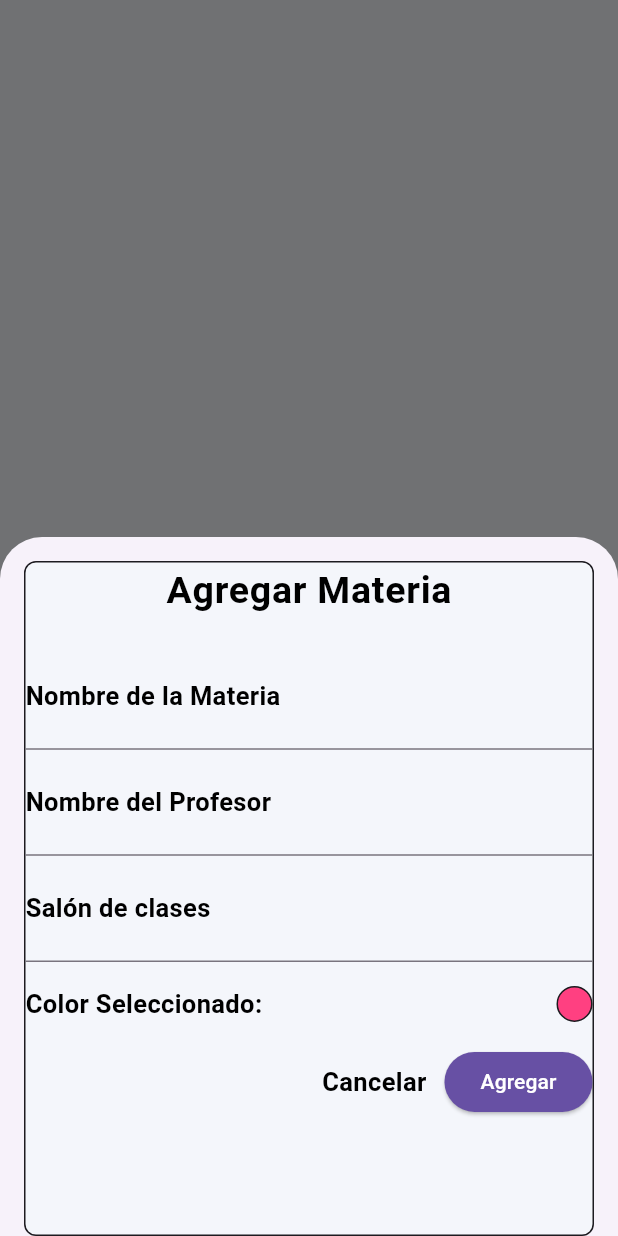
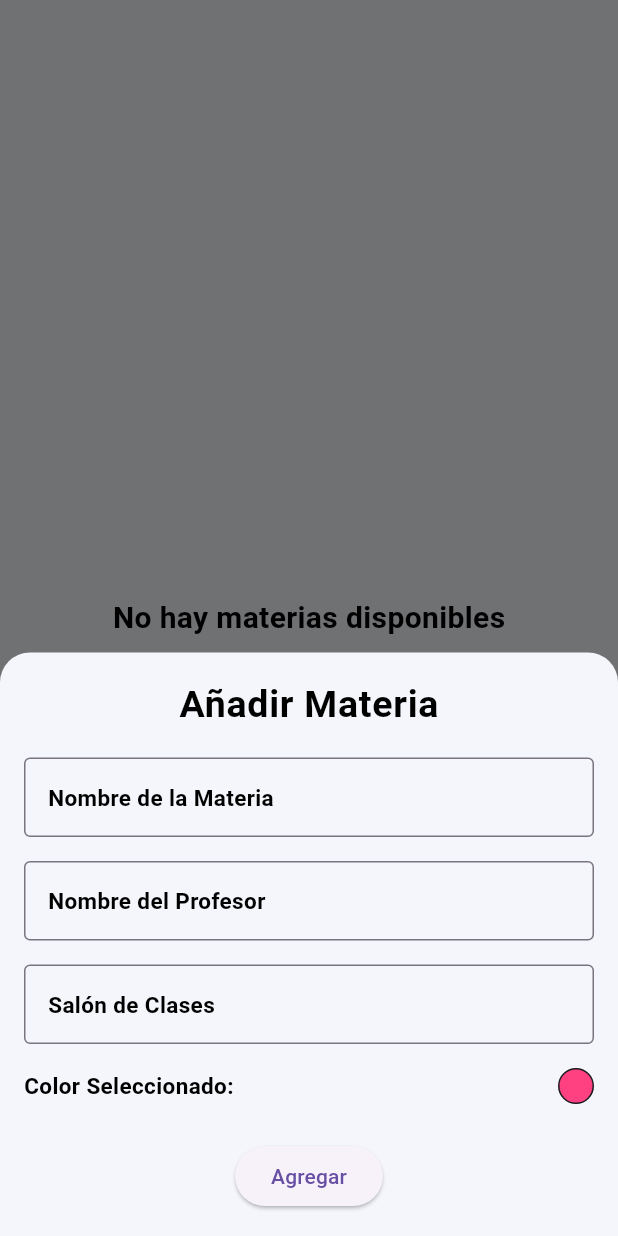
Before and after one commit to srYisu/agenda_escolar, a Flutter app: the Pantallamaterias screen opened directly, after a tap on the "add" icon, on a phone screen of 412 x 824 dp. Run offline on Flutter 3.47's test engine with Material 3 defaults, Android fonts, the phone set to English and light mode, and no system bars; our stand-ins replace flutter_colorpicker, hive, hive_flutter, table_calendar; accounts and stored records are empty.

Commit message:
ya quedo todo lo de movil, bendito sea dios

```diff
--- a/lib/screen/movil/pantallaMaterias.dart
+++ b/lib/screen/movil/pantallaMaterias.dart
@@ -153,7 +153,24 @@
         },
       ),
       floatingActionButton: FloatingActionButton(
-        onPressed: _mostrarFormularioAgregarMateria,
+        onPressed: () {
+  showModalBottomSheet(
+    context: context,
+    isScrollControlled: true,
+    backgroundColor: Colors.transparent,
+    builder: (context) => Padding(
+      padding: EdgeInsets.only(
+        bottom: MediaQuery.of(context).viewInsets.bottom,
+      ),
+      child: FormularioAgregarMateria(
+        agregarMateria: (String nombre, String profesor, String salon, Color color) {
+          // Aquí agregas la lógica para guardar la materia
+          print('Materia agregada: $nombre, $profesor, $salon, $color');
+        },
+      ),
+    ),
+  );
+},
         backgroundColor: Theme.of(context).buttonTheme.colorScheme?.primary,
         child: const Icon(Icons.add, color: Colors.white),
       ),
--- a/lib/src/botonAgregarMateria.dart
+++ b/lib/src/botonAgregarMateria.dart
@@ -1,5 +1,5 @@
 import 'package:flutter/material.dart';
-import 'package:flutter_colorpicker/flutter_colorpicker.dart'; // Asegúrate de agregar esta dependencia en pubspec.yaml
+import 'package:flutter_colorpicker/flutter_colorpicker.dart';
 import 'package:agenda_escolar/data/boxMaterias.dart';
 
 class FormularioAgregarMateria extends StatefulWidget {
@@ -80,52 +80,56 @@
   @override
 Widget build(BuildContext context) {
   final esEdicion = widget.materiaExistente != null;
-
-    return Padding(
-      padding: EdgeInsets.only(
-        bottom: MediaQuery.of(context).viewInsets.bottom,
-        top: 16,
-        left: 16,
-        right: 16,
+  return Container(
+    decoration: BoxDecoration(
+      color: Theme.of(context).scaffoldBackgroundColor,
+      borderRadius: const BorderRadius.only(
+        topLeft: Radius.circular(20),
+        topRight: Radius.circular(20),
+      ),
+    ),
+    padding: const EdgeInsets.all(16),
+    child: ConstrainedBox(
+      constraints: const BoxConstraints(
+        maxHeight: 500,
       ),
       child: SingleChildScrollView(
-        child: Container(
-          decoration: BoxDecoration(
-            color: Theme.of(context).scaffoldBackgroundColor,
-            border: Border.all(
-              color: Theme.of(context).colorScheme.onBackground,
-            ),
-            borderRadius: BorderRadius.circular(8),
-          ),
-          constraints: const BoxConstraints(maxHeight: 450),
         child: Column(
-            mainAxisSize: MainAxisSize.max,
+          mainAxisSize: MainAxisSize.min,
           children: [
             Text(
-                esEdicion ? 'Editar Materia' : 'Agregar Materia',
+              esEdicion ? 'Editar Materia' : 'Añadir Materia',
               style: Theme.of(context).textTheme.bodyLarge,
             ),
             const SizedBox(height: 16),
-              TextField(
+            TextFormField(
               controller: nombreController,
               decoration: InputDecoration(
                 labelText: 'Nombre de la Materia',
-                  labelStyle: Theme.of(context).textTheme.bodyMedium,
+                labelStyle: Theme.of(context).primaryTextTheme.bodyMedium,
+                border: OutlineInputBorder(),
               ),
+              style: Theme.of(context).primaryTextTheme.bodyMedium
             ),
-              TextField(
+            const SizedBox(height: 16),
+            TextFormField(
               controller: profesorController,
-                decoration: InputDecoration(
+              decoration:  InputDecoration(
                 labelText: 'Nombre del Profesor',
-                  labelStyle: Theme.of(context).textTheme.bodyMedium,
+                labelStyle: Theme.of(context).primaryTextTheme.bodyMedium,
+                border: OutlineInputBorder(),
               ),
+              style: Theme.of(context).primaryTextTheme.bodyMedium,
             ),
-              TextField(
+            const SizedBox(height: 16),
+            TextFormField(
               controller: salonController,
-                decoration: InputDecoration(
-                  labelText: 'Salón de clases',
-                  labelStyle: Theme.of(context).textTheme.bodyMedium,
+              decoration:  InputDecoration(
+                labelText: 'Salón de Clases',
+                labelStyle: Theme.of(context).primaryTextTheme.bodyMedium,
+                border: OutlineInputBorder(),
               ),
+              style: Theme.of(context).primaryTextTheme.bodyMedium,
             ),
             const SizedBox(height: 16),
             Row(
@@ -133,7 +137,7 @@
               children: [
                 Text(
                   'Color Seleccionado:',
-                    style: Theme.of(context).textTheme.bodyMedium,
+                  style: Theme.of(context).primaryTextTheme.bodyMedium,
                 ),
                 GestureDetector(
                   onTap: _mostrarSelectorDeColor,
@@ -151,19 +155,10 @@
                 ),
               ],
             ),
-              const SizedBox(height: 16),
-              Row(
-                mainAxisAlignment: MainAxisAlignment.end,
-                children: [
-                  TextButton(
-                    onPressed: () => Navigator.of(context).pop(),
-                    child: Text(
-                      'Cancelar',
-                      style: Theme.of(context).textTheme.bodyMedium,
-                    ),
-                  ),
+            const SizedBox(height: 24),
             ElevatedButton(
               onPressed: () {
+                if (nombreController.text.isNotEmpty) {
                   widget.agregarMateria(
                     nombreController.text,
                     profesorController.text,
@@ -171,14 +166,15 @@
                     colorSeleccionado,
                   );
                   Navigator.of(context).pop();
+                } else {
+                  ScaffoldMessenger.of(context).showSnackBar(
+                    const SnackBar(
+                      content: Text('Por favor, completa todos los campos.'),
+                    ),
+                  );
+                }
               },
-                    style: ElevatedButton.styleFrom(
-                      backgroundColor: Theme.of(context).colorScheme.primary,
-                      foregroundColor: Theme.of(context).colorScheme.onPrimary,
-                    ),
-                    child: Text(esEdicion ? 'Guardar cambios' : 'Agregar'),
-                  ),
-                ],
+              child: Text(esEdicion ? 'Guardar Cambios' : 'Agregar'),
             ),
           ],
         ),
```
Also changed, not shown: lib/screen/movil/pantallaCalendario.dart (+10 -0 lines), lib/src/botonAgregarHorario.dart (+9 -7 lines). Lines whose indentation alone changed are shown as unchanged.
